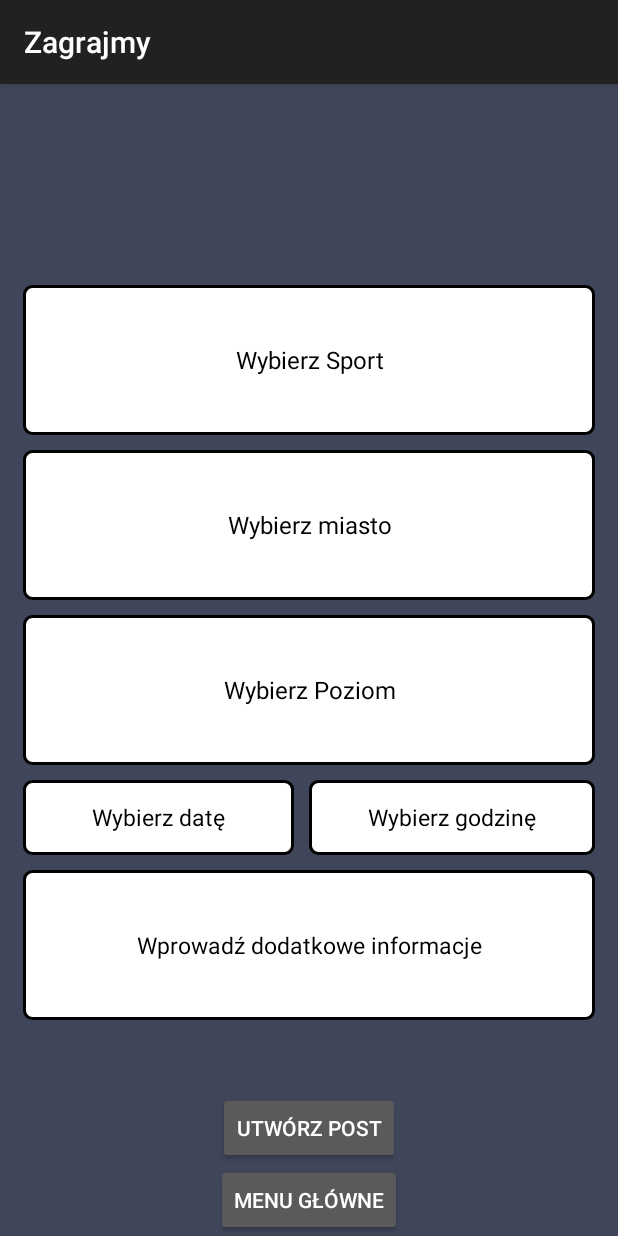
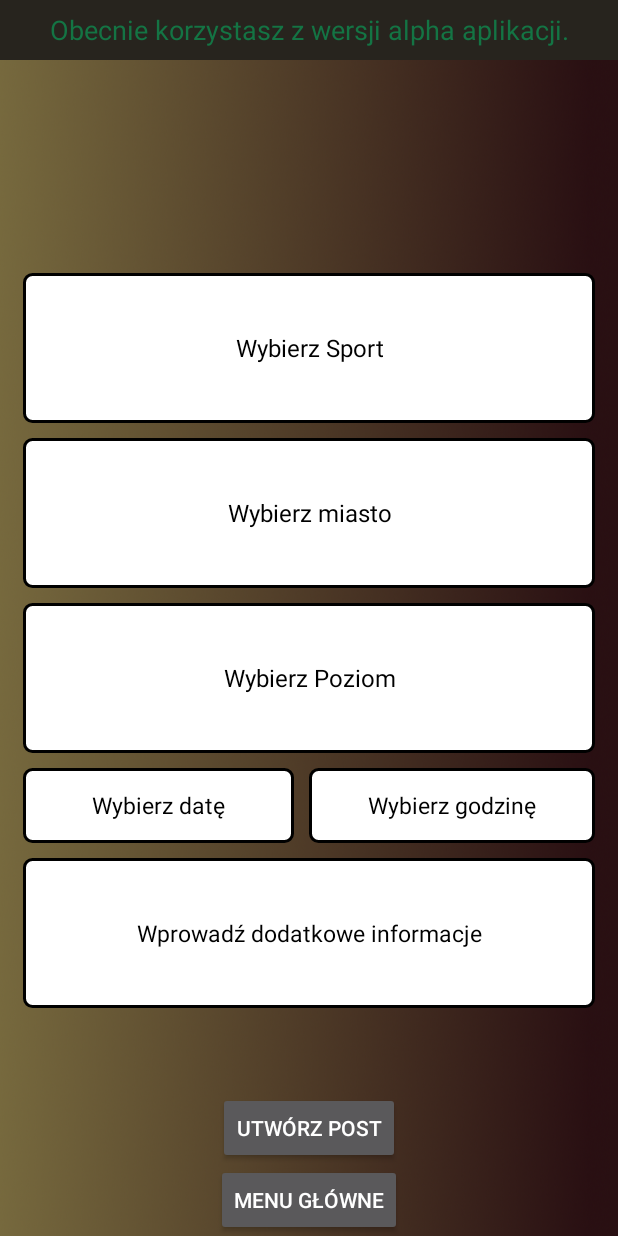
Before and after one commit to noisevisionproductions/PlayMeet, an Android app: the PostCreatingLogic screen opened directly, with no data from a screen before it, on a phone screen of 412 x 824 dp. Run offline under Robolectric (Android 15) with nearby library versions, the phone set to English and light mode, and no system bars; libraries missing offline, so code that uses them is left out: io.realm, io.realm.annotations.

Commit message:
drobne poprawki

```diff
--- a/app/src/main/AndroidManifest.xml
+++ b/app/src/main/AndroidManifest.xml
@@ -16,11 +16,11 @@
 
         <activity
             android:name=".PostsManagement.PostsOfTheGames"
-            android:theme="@style/AppTheme"
+            android:theme="@style/noBar"
             android:exported="true" />
         <activity
             android:name=".PostsManagement.PostCreatingLogic"
-            android:theme="@style/AppTheme"
+            android:theme="@style/noBar"
             android:exported="true" />
         <activity
             android:name=".MainMenu"
@@ -28,7 +28,7 @@
             android:exported="true" />
         <activity
             android:name=".LoginRegister.LoginAndRegisterActivity"
-            android:theme="@style/AppTheme"
+            android:theme="@style/AppThemeForLoginAndRegister"
             android:exported="true">
             <intent-filter>
                 <action android:name="android.intent.action.MAIN" />
--- a/app/src/main/res/drawable/autofill_android.xml
+++ /dev/null
@@ -1,4 +0,0 @@
-<?xml version="1.0" encoding="utf-8"?>
-<shape>
-
-</shape>
--- /dev/null
+++ b/app/src/main/res/drawable/info.xml
@@ -0,0 +1,5 @@
+<vector android:height="24dp" android:tint="#000000"
+    android:viewportHeight="24" android:viewportWidth="24"
+    android:width="24dp" xmlns:android="http://schemas.android.com/apk/res/android">
+    <path android:fillColor="@android:color/white" android:pathData="M12,2C6.48,2 2,6.48 2,12s4.48,10 10,10 10,-4.48 10,-10S17.52,2 12,2zM13,17h-2v-6h2v6zM13,9h-2L11,7h2v2z"/>
+</vector>
--- a/app/src/main/res/layout/activity_login.xml
+++ b/app/src/main/res/layout/activity_login.xml
@@ -7,9 +7,15 @@
     android:layout_height="match_parent"
     android:background="@color/background">
 
+    <include
+        android:id="@+id/include"
+        layout="@layout/alpha_version_info" />
+
     <LinearLayout
         android:layout_width="match_parent"
         android:layout_height="match_parent"
+        android:background="@drawable/gradient"
+        android:layout_marginTop="40dp"
         android:gravity="center"
         android:orientation="vertical"
         android:padding="15dp"
--- a/app/src/main/res/layout/activity_main.xml
+++ b/app/src/main/res/layout/activity_main.xml
@@ -7,11 +7,14 @@
     tools:context=".MainMenu"
     tools:openDrawer="end">
 
+    <include
+        android:id="@+id/include"
+        layout="@layout/alpha_version_info" />
 
     <LinearLayout
         android:layout_width="match_parent"
         android:layout_height="match_parent"
-        android:background="@color/background"
+        android:background="@drawable/gradient"
         android:gravity="center"
         android:orientation="vertical">
 
--- a/app/src/main/res/layout/activity_post_creating.xml
+++ b/app/src/main/res/layout/activity_post_creating.xml
@@ -2,16 +2,21 @@
 <androidx.constraintlayout.widget.ConstraintLayout xmlns:android="http://schemas.android.com/apk/res/android"
     xmlns:app="http://schemas.android.com/apk/res-auto"
     xmlns:tools="http://schemas.android.com/tools"
+    android:id="@+id/postCreatingLayout"
     android:layout_width="match_parent"
     android:layout_height="match_parent"
-    android:background="@color/background"
     tools:context=".PostsManagement.PostCreatingLogic">
+
+    <include
+        android:id="@+id/include"
+        layout="@layout/alpha_version_info" />
 
     <LinearLayout
         android:id="@+id/linearLayout"
         android:layout_width="match_parent"
         android:layout_height="match_parent"
-        android:background="@color/background"
+        android:layout_marginTop="40dp"
+        android:background="@drawable/gradient"
         android:gravity="center"
         android:orientation="vertical"
         android:padding="15dp"
--- a/app/src/main/res/layout/activity_register.xml
+++ b/app/src/main/res/layout/activity_register.xml
@@ -6,9 +6,14 @@
     android:layout_height="match_parent"
     android:background="@color/background">
 
+    <include
+        android:id="@+id/include"
+        layout="@layout/alpha_version_info" />
+
     <LinearLayout
         android:layout_width="match_parent"
         android:layout_height="match_parent"
+        android:layout_marginTop="40dp"
         android:gravity="center"
         android:orientation="vertical"
         android:padding="15dp">
--- /dev/null
+++ b/app/src/main/res/layout/alpha_version_info.xml
@@ -0,0 +1,31 @@
+<?xml version="1.0" encoding="utf-8"?>
+<androidx.coordinatorlayout.widget.CoordinatorLayout xmlns:android="http://schemas.android.com/apk/res/android"
+    xmlns:app="http://schemas.android.com/apk/res-auto"
+    android:layout_width="match_parent"
+    android:layout_height="40dp">
+
+    <com.google.android.material.appbar.AppBarLayout
+        android:layout_width="match_parent"
+        android:layout_height="match_parent"
+        android:background="#27241E"
+        android:elevation="1dp">
+
+        <com.google.android.material.textfield.TextInputLayout
+            android:layout_width="match_parent"
+            android:layout_height="match_parent"
+            android:background="@null"
+            app:hintEnabled="false">
+
+            <com.google.android.material.textfield.TextInputEditText
+                android:layout_width="match_parent"
+                android:layout_height="match_parent"
+                android:background="@null"
+                android:gravity="center"
+                android:editable="false"
+                android:text="Obecnie korzystasz z wersji alpha aplikacji."
+                android:textColor="#147444"
+                android:textSize="18sp" />
+        </com.google.android.material.textfield.TextInputLayout>
+    </com.google.android.material.appbar.AppBarLayout>
+
+</androidx.coordinatorlayout.widget.CoordinatorLayout>
--- a/app/src/main/res/layout/side_panel.xml
+++ b/app/src/main/res/layout/side_panel.xml
@@ -3,14 +3,15 @@
 
     android:layout_width="match_parent"
     android:layout_height="100dp"
-    android:background="@color/material_dynamic_primary95"
+    android:background="@color/background"
     android:orientation="vertical"
     android:gravity="bottom">
 
     <ImageView
         android:layout_width="75dp"
         android:layout_height="75dp"
-        android:background="@color/common_google_signin_btn_text_dark_focused">
+        android:background="@drawable/sample_avatar"
+        android:contentDescription="Zdjęcie profilowe">
 
     </ImageView>
 
--- a/app/src/main/res/values-v26/styles.xml
+++ b/app/src/main/res/values-v26/styles.xml
@@ -1,9 +1,12 @@
 <?xml version="1.0" encoding="utf-8"?>
 <resources>
-
-    <style name="AppTheme" parent="Theme.AppCompat">
-        <!-- Customize your theme here. -->
+    <!--dzieki temu, nie zmienia sie tło tekstu, gdy uzywa sie autofillu-->
+    <style name="AppThemeForLoginAndRegister" parent="Theme.AppCompat">
+        <item name="windowActionBar">false</item>
+        <item name="windowNoTitle">true</item>
         <item name="android:autofilledHighlight">@android:color/transparent</item>
     </style>
 
+    <style name="AppTheme" parent="Theme.AppCompat">
+    </style>
 </resources>
--- a/app/src/main/res/values/strings.xml
+++ b/app/src/main/res/values/strings.xml
@@ -36,5 +36,6 @@
     <string name="nodescription">Brak dodatkowych informacji.</string>
     <string name="date_format">%1$d-%2$d-%3$d</string>
     <string name="hour_format">%1$d:%2$d</string>
+    <string name="expandmenu">Rozwiń menu</string>
 
 </resources>
--- a/app/src/main/res/values/styles.xml
+++ b/app/src/main/res/values/styles.xml
@@ -4,6 +4,8 @@
     <style name="NoUnderlineTextInputEditText" parent="Widget.MaterialComponents.TextInputEditText.FilledBox">
         <item name="boxStrokeWidth">0dp</item>
     </style>
+
+    <style name="noBar" parent="Theme.AppCompat.NoActionBar"/>
 
     <style name="TestStyle" parent="Widget.AppCompat.Spinner">
         <item name="android:background">#333333</item>
```
Also changed, not shown: app/src/main/java/com/example/zagrajmy/PostsManagement/PageWithPosts/PostDesignAdapter.java (+12 -0 lines), app/src/main/java/com/example/zagrajmy/PostsManagement/PostsOfTheGames.java (+3 -4 lines), app/src/main/java/com/example/zagrajmy/UserManagement/User.java (added, +18 -0 lines), app/src/main/res/drawable/baseline_keyboard_arrow_down_24.xml (added, +9 -0 lines), app/src/main/res/layout/activity_posts_list.xml (+7 -2 lines), app/src/main/res/layout/recycler_view_post_design.xml (+29 -2 lines), app/src/main/res/menu/sidemenu.xml (+3 -4 lines), app/src/main/res/drawable/gradient.png (added).
